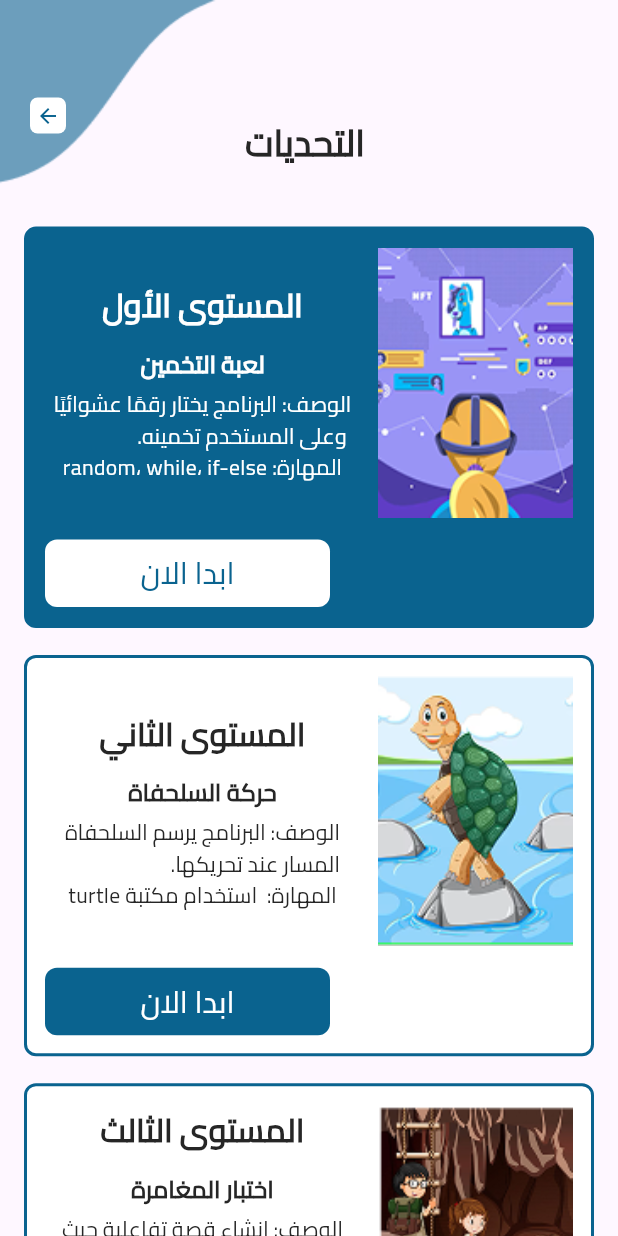
After one commit to Ibrahim8545/Future_Coders, a Flutter app: the ChallengesView screen opened directly, on a phone screen of 412 x 824 dp. The commit adds this screen. Run offline on Flutter 3.47's test engine with Material 3 defaults, Android fonts, the phone set to English and light mode, and no system bars; our stand-ins replace buttons_tabbar, equatable, flutter_bloc, flutter_otp_text_field, flutter_screenutil, font_awesome_flutter and 6 more; accounts and stored records are empty.

Commit message:
refactor home tab & create challenges view

```diff
--- a/lib/config/routes/route_generator.dart
+++ b/lib/config/routes/route_generator.dart
@@ -9,6 +9,7 @@ import 'package:courseapp/features/main/community/presentaion/views/publish_post
 import 'package:courseapp/features/main/cources/presentation/views/progress_view.dart';
 import 'package:courseapp/features/main/fathers/presentaion/views/full_articles_view.dart';
 import 'package:courseapp/features/main/fathers/presentaion/views/full_books_view.dart';
+import 'package:courseapp/features/main/home/presentation/views/challenges_view.dart';
 import 'package:courseapp/features/main/home/presentation/views/games_view.dart';
 import 'package:courseapp/features/main/home/presentation/views/programming_view.dart';
 import 'package:courseapp/features/main/home/presentation/views/video_player_view.dart';
@@ -68,6 +69,8 @@ class RouteGenerator {
         return MaterialPageRoute(builder: (_) => const SplashQuizScreen());
         case Routes.publishPosts:
         return MaterialPageRoute(builder: (_) => const PublishPostsView());
+        case Routes.challengesView:
+        return MaterialPageRoute(builder: (_) => const ChallengesView());
       case Routes.videoPlayerView:
         final youtubeUrl = settings.arguments as String;
         return MaterialPageRoute(
--- a/lib/config/routes/routes.dart
+++ b/lib/config/routes/routes.dart
@@ -21,4 +21,5 @@ class Routes {
   static const String quiz = '/quiz';
   static const String splashQuiz = '/splashQuiz';
   static const String publishPosts = '/publishPosts';
+  static const String challengesView = '/challengesView';
 }
--- a/lib/core/utils/assets_manager.dart
+++ b/lib/core/utils/assets_manager.dart
@@ -41,6 +41,9 @@ abstract class ImageAssets{
   static const String countImg ="$imagePath/countImg.png";
   static const String perfil ="$imagePath/perfil.png";
   static const String mic ="$imagePath/mic.png";
+  static const String challengeOne ="$imagePath/challengeOne.png";
+  static const String challengeTwo ="$imagePath/challengeTwo.png";
+  static const String challengeThree ="$imagePath/challengeThree.png";
 
 }
 
--- a/lib/features/auth/prestation/widget/custom_buttom.dart
+++ b/lib/features/auth/prestation/widget/custom_buttom.dart
@@ -8,10 +8,12 @@ class CustomButton extends StatelessWidget {
       required this.onTap,
       required this.text,
        this.color,
+        this.textColor,
       re});
   String text;
   VoidCallback onTap;
   Color? color;
+  Color? textColor;
   @override
   Widget build(BuildContext context) {
     return GestureDetector(
@@ -26,7 +28,7 @@ class CustomButton extends StatelessWidget {
             child: Row(
           mainAxisAlignment: MainAxisAlignment.center,
           children: [
-            Text(text, style: getMediumStyle(color: ColorManager.white)),
+            Text(text, style: getMediumStyle(color: textColor??ColorManager.white)),
           ],
         )),
       ),
--- a/lib/features/main/community/presentaion/views/publish_posts_view.dart
+++ b/lib/features/main/community/presentaion/views/publish_posts_view.dart
@@ -17,7 +17,6 @@ class PublishPostsView extends StatefulWidget {
 class _PublishPostsViewState extends State<PublishPostsView> {
   TextEditingController controller = TextEditingController();
     String newText = "";
-    bool isWriting = false;
   File? _selectedImages;
   @override
   Widget build(BuildContext context) {
--- /dev/null
+++ b/lib/features/main/home/model/challenge_model.dart
@@ -0,0 +1,15 @@
+class ChallengeModel {
+  final String level;
+  final String title;
+  final String description;
+  final String skills;
+  final String imagePath;
+
+  ChallengeModel({
+    required this.level,
+    required this.title,
+    required this.description,
+    required this.skills,
+    required this.imagePath,
+  });
+}
--- /dev/null
+++ b/lib/features/main/home/presentation/views/challenges_view.dart
@@ -0,0 +1,13 @@
+import 'package:courseapp/features/main/home/presentation/widget/challenges_view_body.dart';
+import 'package:flutter/material.dart';
+
+class ChallengesView extends StatelessWidget {
+  const ChallengesView({super.key});
+
+  @override
+  Widget build(BuildContext context) {
+    return  const Scaffold(
+      body: ChallengesViewBody(),
+    );
+  }
+}
--- /dev/null
+++ b/lib/features/main/home/presentation/widget/challenges_view_body.dart
@@ -0,0 +1,74 @@
+import 'package:courseapp/core/utils/assets_manager.dart';
+import 'package:courseapp/features/main/home/model/challenge_model.dart';
+import 'package:courseapp/features/main/home/presentation/widget/custom_challenge_card.dart';
+import 'package:courseapp/features/main/settings/presentation/widgets/custom_app_bar.dart';
+import 'package:courseapp/features/main/settings/presentation/widgets/custom_app_bar_title.dart';
+import 'package:flutter/material.dart';
+import 'package:flutter_screenutil/flutter_screenutil.dart';
+
+class ChallengesViewBody extends StatefulWidget {
+   const ChallengesViewBody({super.key});
+
+  @override
+  State<ChallengesViewBody> createState() => _ChallengesViewBodyState();
+}
+
+class _ChallengesViewBodyState extends State<ChallengesViewBody> {
+   int selectedIndex = 0;
+
+  final List<ChallengeModel> challenges = [
+    ChallengeModel(
+      level: "المستوى الأول",
+      title: "لعبة التخمين",
+      description: "البرنامج يختار رقمًا عشوائيًا\n وعلى المستخدم تخمينه.",
+      skills: "random، while، if-else",
+      imagePath: ImageAssets.challengeOne,
+    ),
+    ChallengeModel(
+      level: "المستوى الثاني",
+      title: "حركة السلحفاة",
+      description: "البرنامج يرسم السلحفاة\nالمسار عند تحريكها.",
+      skills: " استخدام مكتبة turtle",
+      imagePath: ImageAssets.challengeTwo,
+    ),
+    ChallengeModel(
+      level: "المستوى الثالث",
+      title: "اختبار المغامرة",
+      description:
+      "إنشاء قصة تفاعلية حيث\nيختار اللاعب بين خيارات مختلفة\nتؤدي إلى نتائج متنوعة.",
+      skills: "استخدام if-else لصنع  \nقصة تفاعلية.",
+      imagePath: ImageAssets.challengeThree,
+    ),
+  ];
+
+  @override
+  Widget build(BuildContext context) {
+    return Stack(
+      children: [
+        const CustomRowAppBarTitle(title: "التحديات "),
+        Column(
+          crossAxisAlignment: CrossAxisAlignment.stretch,
+          children: [
+            SizedBox(
+              height: 150.h,
+            ),
+            Expanded(
+              child: ListView.builder(
+                padding: EdgeInsets.all(16.w),
+                itemCount: challenges.length,
+                itemBuilder: (context, index) {
+                  return CustomChallengeCard(challenge: challenges[index],onTap: (){
+                    setState(() {
+                      selectedIndex=index;
+                    });
+                  },isSelected: selectedIndex==index,);
+                },
+              ),
+            ),
+          ],
+        ),
+        const CustomAppBar(),
+      ],
+    );
+  }
+}
--- /dev/null
+++ b/lib/features/main/home/presentation/widget/custom_challenge_card.dart
@@ -0,0 +1,100 @@
+import 'package:courseapp/core/utils/color_manager.dart';
+import 'package:courseapp/core/utils/components/build_box_decoration.dart';
+import 'package:courseapp/core/utils/styles_manager.dart';
+import 'package:courseapp/features/auth/prestation/widget/custom_buttom.dart';
+import 'package:courseapp/features/main/home/model/challenge_model.dart';
+import 'package:flutter/material.dart';
+import 'package:flutter_screenutil/flutter_screenutil.dart';
+
+class CustomChallengeCard extends StatefulWidget {
+  final ChallengeModel challenge;
+  final bool isSelected;
+  final void Function() onTap;
+
+  const CustomChallengeCard(
+      {super.key,
+      required this.challenge,
+      required this.isSelected,
+      required this.onTap});
+
+  @override
+  State<CustomChallengeCard> createState() => _CustomChallengeCardState();
+}
+
+class _CustomChallengeCardState extends State<CustomChallengeCard> {
+  @override
+  Widget build(BuildContext context) {
+    return Directionality(
+      textDirection: TextDirection.rtl,
+      child: GestureDetector(
+        onTap: widget.onTap,
+        child: Container(
+          margin: EdgeInsets.only(bottom: 20.h),
+          padding: EdgeInsets.all(12.w),
+          decoration: buildBoxDecoration(
+            color: widget.isSelected?ColorManager.primary700:ColorManager.white
+          ),
+          child: Column(
+            crossAxisAlignment: CrossAxisAlignment.end,
+            children: [
+              Row(
+                children: [
+                  Image.asset(
+                    widget.challenge.imagePath,
+                    width: 130.w,
+                    height: 200.h,
+                    fit: BoxFit.fill,
+                  ),
+                  SizedBox(width: 12.w),
+                  Expanded(
+                    child: Column(
+                      crossAxisAlignment: CrossAxisAlignment.center,
+                      children: [
+                        Text(
+                          widget.challenge.level,
+                          textAlign: TextAlign.center,
+                          style: getSemiBoldStyle(
+                              color: widget.isSelected?ColorManager.white:ColorManager.black500, fontSize: 24.sp),
+                        ),
+                        SizedBox(height: 12.h),
+                        Text(
+                          widget.challenge.title,
+                          textAlign: TextAlign.center,
+                          style: getSemiBoldStyle(
+                              color: widget.isSelected?ColorManager.white:ColorManager.black500, fontSize: 18.sp),
+                        ),
+                        SizedBox(height: 6.h),
+                        Text(
+                          "الوصف: ${widget.challenge.description}",
+                          style: getMediumStyle(
+                              color: widget.isSelected?ColorManager.white:ColorManager.black500, fontSize: 16.sp),
+                        ),
+                        Text(
+                          "المهارة: ${widget.challenge.skills}",
+                          style: getMediumStyle(
+                              color: widget.isSelected?ColorManager.white:ColorManager.black500, fontSize: 16.sp),
+                        ),
+                      ],
+                    ),
+                  ),
+                ],
+              ),
+              SizedBox(
+                height: 16.h,
+              ),
+              SizedBox(
+                  width: 190,
+                  height: 45,
+                  child: CustomButton(
+                    onTap: () {},
+                    text: "ابدا الان",
+                    textColor: widget.isSelected?ColorManager.primary700:ColorManager.white,
+                    color: widget.isSelected?ColorManager.white:ColorManager.primary700,
+                  ))
+            ],
+          ),
+        ),
+      ),
+    );
+  }
+}
--- a/lib/features/main/home/presentation/widget/custom_setion_widget.dart
+++ b/lib/features/main/home/presentation/widget/custom_setion_widget.dart
@@ -65,6 +65,8 @@ class _CustomSectionWidgetState extends State<CustomSectionWidget> {
             Navigator.pushNamed(context, Routes.programmingView);
           }else if(selectedIndex==1){
             Navigator.pushNamed(context, Routes.gamesView);
+          }else if(selectedIndex==2){
+            Navigator.pushNamed(context, Routes.challengesView);
           }
         });
       },
--- a/lib/features/main/home/presentation/widget/home_tab_body.dart
+++ b/lib/features/main/home/presentation/widget/home_tab_body.dart
@@ -78,7 +78,7 @@ class HomeTabBody extends StatelessWidget {
           const CustomRowTextFavouriteView(title: "الاقسام"),
           const CustomSectionWidget(),
           const CustomRowTextFavouriteView(title: "استكشف دوراتنا"),
-          CustomCoursesSection()
+          const CustomCoursesSection()
         ],
       ),
     );
```
Also changed, not shown: lib/features/main/home/presentation/widget/course_card.dart (+72 -29 lines), lib/features/main/home/presentation/widget/custom_courses_section.dart (+32 -7 lines), lib/features/main/settings/presentation/widgets/custom_circle_avatar_profile_photo.dart (+12 -6 lines), lib/features/main/settings/presentation/widgets/edit_profile_view_body.dart (+25 -2 lines), assets/images/challengeOne.png (added), assets/images/challengeThree.png (added), assets/images/challengeTwo.png (added).
